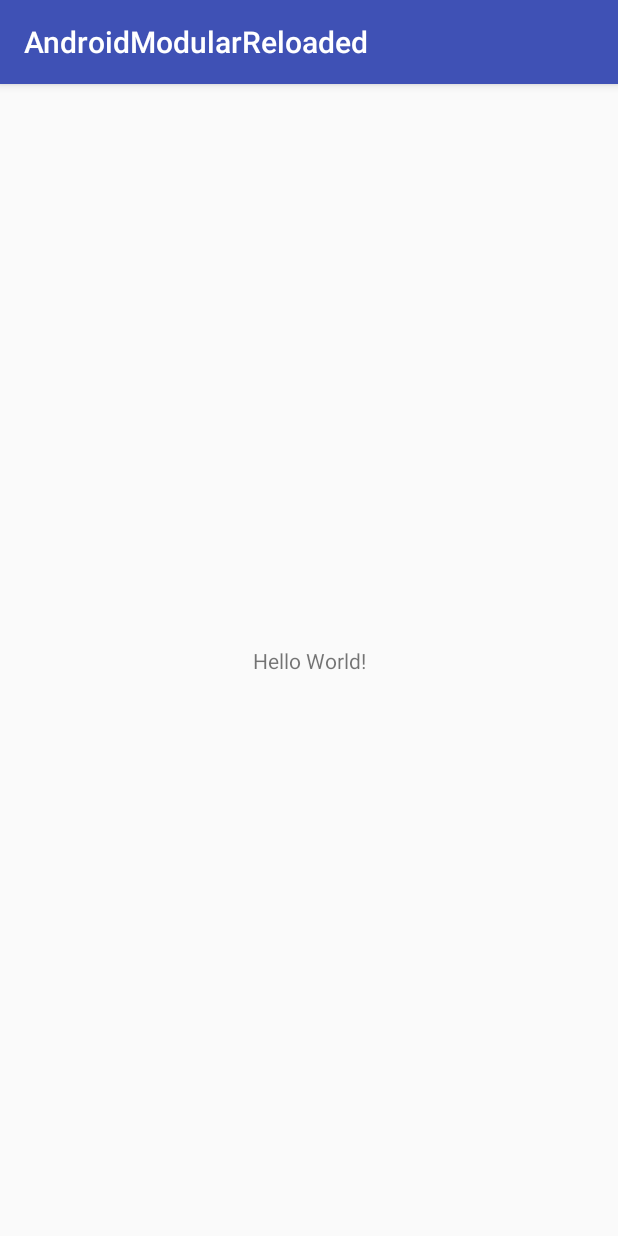
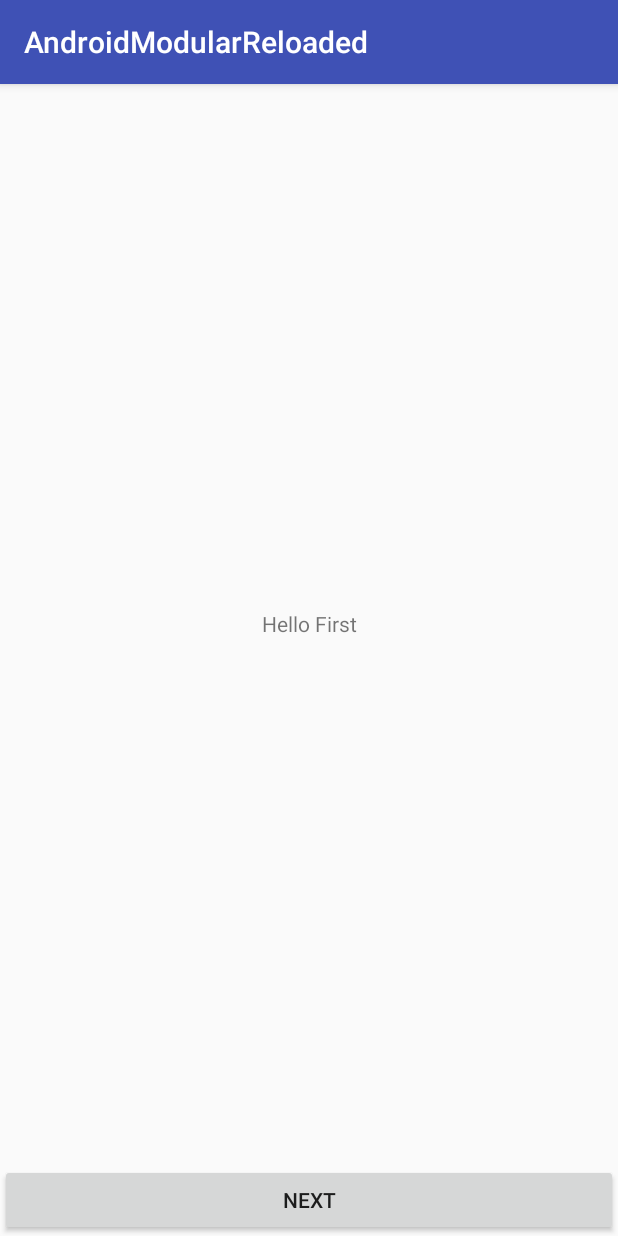
Before and after one commit to RoRoche/AndroidModularReloaded, an Android app: the screen it shows after launch (MainActivity), on a phone screen of 412 x 824 dp. Run offline under Robolectric (Android 15) with nearby library versions, the phone set to English and light mode, and no system bars.

Commit message:
set up 2 fragments with back stack navigation

```diff
--- a/app/build.gradle
+++ b/app/build.gradle
@@ -26,5 +26,6 @@ dependencies {
     })
     compile 'com.android.support:appcompat-v7:26.+'
     compile 'com.android.support.constraint:constraint-layout:1.0.2'
+    compile 'com.android.support:support-v4:26.+'
     testCompile 'junit:junit:4.12'
 }
--- a/app/src/main/java/fr/guddy/android_modular_reloaded/MainActivity.java
+++ b/app/src/main/java/fr/guddy/android_modular_reloaded/MainActivity.java
@@ -1,13 +1,55 @@
 package fr.guddy.android_modular_reloaded;
 
+import android.support.v4.app.FragmentManager;
 import android.support.v7.app.AppCompatActivity;
 import android.os.Bundle;
+import android.util.Log;
 
-public class MainActivity extends AppCompatActivity {
+import fr.guddy.android_modular_reloaded.first.FragmentFirst;
+import fr.guddy.android_modular_reloaded.second.FragmentSecond;
 
+public class MainActivity extends AppCompatActivity implements FragmentFirst.OnFragmentInteractionListener {
+
+    //region Lifecycle
     @Override
-    protected void onCreate(Bundle savedInstanceState) {
-        super.onCreate(savedInstanceState);
+    protected void onCreate(final Bundle pSavedInstanceState) {
+        super.onCreate(pSavedInstanceState);
         setContentView(R.layout.activity_main);
+
+        getSupportFragmentManager().beginTransaction()
+                .replace(R.id.ActivityMain_ViewGroup_Container, FragmentFirst.newInstance())
+                .commit();
+
+        getSupportFragmentManager().addOnBackStackChangedListener(new FragmentManager.OnBackStackChangedListener() {
+            @Override
+            public void onBackStackChanged() {
+                Log.d(MainActivity.class.getSimpleName(), "onBackStackChanged");
+            }
+        });
     }
+    //endregion
+
+    //region Overridden methods
+    @Override
+    public void onBackPressed() {
+        final FragmentManager lFragmentManager = getSupportFragmentManager();
+        if (lFragmentManager.getBackStackEntryCount() > 0) {
+            Log.d(MainActivity.class.getSimpleName(), "popping backstack");
+            lFragmentManager.popBackStack();
+        } else {
+            Log.d(MainActivity.class.getSimpleName(), "nothing on backstack, calling super");
+            super.onBackPressed();
+        }
+    }
+    //endregion
+
+    //region FragmentFirst.OnFragmentInteractionListener
+    @Override
+    public void onClickNext() {
+        getSupportFragmentManager().beginTransaction()
+                .replace(R.id.ActivityMain_ViewGroup_Container, FragmentSecond.newInstance())
+                .addToBackStack(null)
+                .commit();
+    }
+    //endregion
 }
--- /dev/null
+++ b/app/src/main/java/fr/guddy/android_modular_reloaded/first/FragmentFirst.java
@@ -0,0 +1,68 @@
+package fr.guddy.android_modular_reloaded.first;
+
+import android.content.Context;
+import android.os.Bundle;
+import android.support.v4.app.Fragment;
+import android.view.LayoutInflater;
+import android.view.View;
+import android.view.ViewGroup;
+
+import fr.guddy.android_modular_reloaded.R;
+
+public class FragmentFirst extends Fragment {
+
+    //region Fields
+    private OnFragmentInteractionListener mListener;
+    //endregion
+
+    //region Factory
+    public FragmentFirst() {
+        // Required empty public constructor
+    }
+
+    public static FragmentFirst newInstance() {
+        final FragmentFirst lFragment = new FragmentFirst();
+        final Bundle lArgs = new Bundle();
+        lFragment.setArguments(lArgs);
+        return lFragment;
+    }
+    //endregion
+
+    //region Lifecycle
+    @Override
+    public void onAttach(final Context pContext) {
+        super.onAttach(pContext);
+        if (pContext instanceof OnFragmentInteractionListener) {
+            mListener = (OnFragmentInteractionListener) pContext;
+        } else {
+            throw new RuntimeException(String.format("%s must implement %s", pContext.toString(), OnFragmentInteractionListener.class.getSimpleName()));
+        }
+    }
+
+    @Override
+    public View onCreateView(final LayoutInflater lInflater,
+                             final ViewGroup pContainer,
+                             final Bundle pSavedInstanceState) {
+        final View lRootView = lInflater.inflate(R.layout.fragment_first, pContainer, false);
+        lRootView.findViewById(R.id.FragmentFirst_Button_Next).setOnClickListener(new View.OnClickListener() {
+            @Override
+            public void onClick(final View pView) {
+                mListener.onClickNext();
+            }
+        });
+        return lRootView;
+    }
+
+    @Override
+    public void onDetach() {
+        super.onDetach();
+        mListener = null;
+    }
+    //endregion
+
+    //region Callback declaration
+    public interface OnFragmentInteractionListener {
+        void onClickNext();
+    }
+    //endregion
+}
--- a/app/src/main/res/layout/activity_main.xml
+++ b/app/src/main/res/layout/activity_main.xml
@@ -1,19 +1,8 @@
 <?xml version="1.0" encoding="utf-8"?>
 <android.support.constraint.ConstraintLayout
+    android:id="@+id/ActivityMain_ViewGroup_Container"
     xmlns:android="http://schemas.android.com/apk/res/android"
     xmlns:tools="http://schemas.android.com/tools"
-    xmlns:app="http://schemas.android.com/apk/res-auto"
     android:layout_width="match_parent"
     android:layout_height="match_parent"
-    tools:context="fr.guddy.android_modular_reloaded.MainActivity">
-
-    <TextView
-        android:layout_width="wrap_content"
-        android:layout_height="wrap_content"
-        android:text="Hello World!"
-        app:layout_constraintBottom_toBottomOf="parent"
-        app:layout_constraintLeft_toLeftOf="parent"
-        app:layout_constraintRight_toRightOf="parent"
-        app:layout_constraintTop_toTopOf="parent" />
-
-</android.support.constraint.ConstraintLayout>
+    tools:context="fr.guddy.android_modular_reloaded.MainActivity"/>
--- /dev/null
+++ b/app/src/main/res/layout/fragment_first.xml
@@ -0,0 +1,21 @@
+<LinearLayout xmlns:android="http://schemas.android.com/apk/res/android"
+              xmlns:tools="http://schemas.android.com/tools"
+              android:layout_width="match_parent"
+              android:layout_height="match_parent"
+              android:orientation="vertical"
+              tools:context="fr.guddy.android_modular_reloaded.first.FragmentFirst">
+
+    <TextView
+        android:layout_width="match_parent"
+        android:layout_height="0dp"
+        android:layout_weight="1"
+        android:gravity="center"
+        android:text="@string/hello_fragment_first"/>
+
+    <Button
+        android:id="@+id/FragmentFirst_Button_Next"
+        android:layout_width="match_parent"
+        android:layout_height="wrap_content"
+        android:text="@string/next"/>
+
+</LinearLayout>
--- a/app/src/main/res/values/strings.xml
+++ b/app/src/main/res/values/strings.xml
@@ -1,3 +1,9 @@
 <resources>
     <string name="app_name">AndroidModularReloaded</string>
+
+    <string name="hello_fragment_first">Hello First</string>
+    <string name="next">Next</string>
+
+
+    <string name="hello_fragment_second">Hello Second</string>
 </resources>
```
Also changed, not shown: app/src/main/AndroidManifest.xml (+6 -6 lines), app/src/main/java/fr/guddy/android_modular_reloaded/second/FragmentSecond.java (added, +36 -0 lines), app/src/main/res/layout/fragment_second.xml (added, +13 -0 lines).
